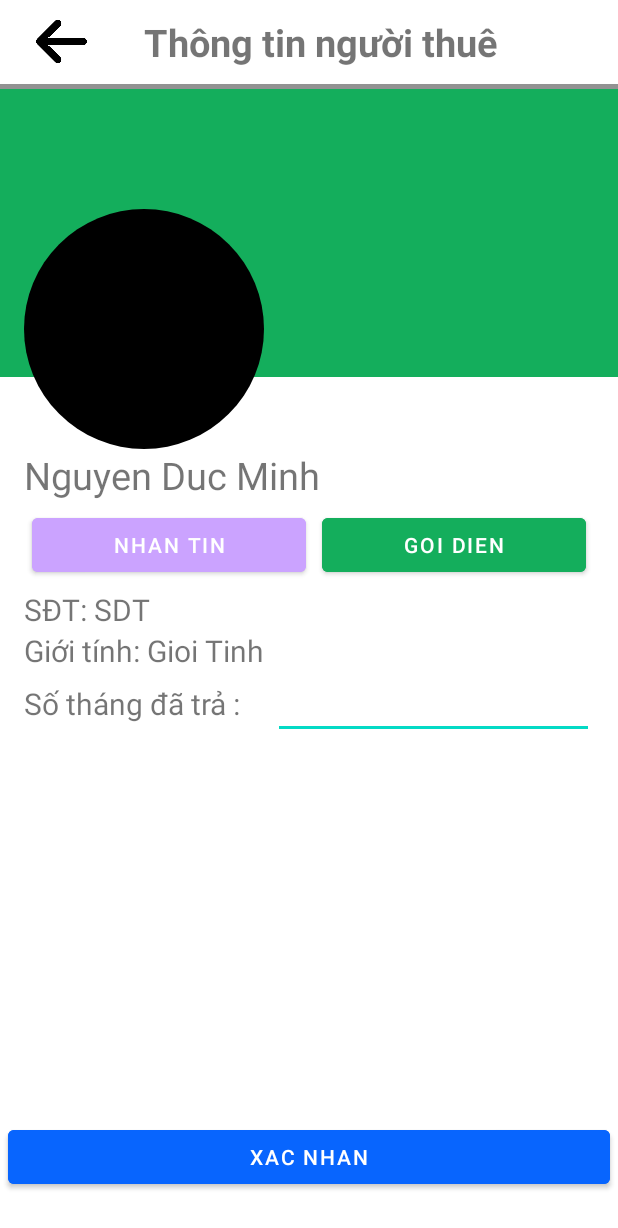
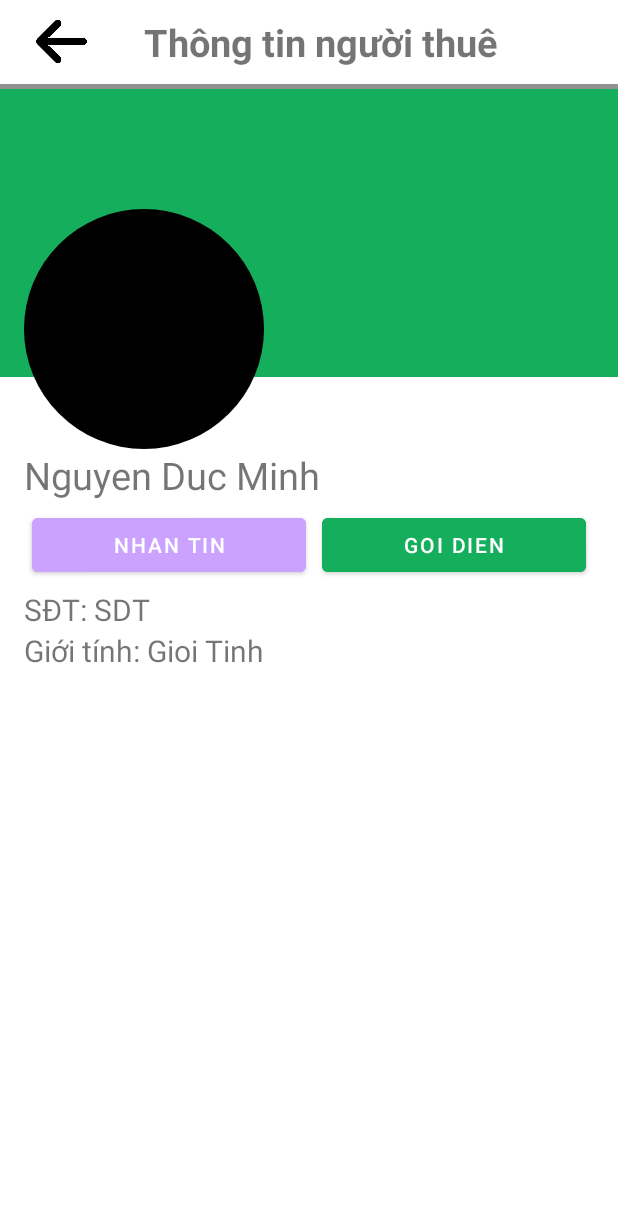
Before and after one commit to minh020103/MobileProjectApp2, an Android app: the RenterDetailActivity screen opened directly, with no data from a screen before it, on a phone screen of 412 x 824 dp. Shown: the top 1228 px of the screen. Run offline under Robolectric (Android 15) with nearby library versions, the phone set to English and light mode, and no system bars; our stand-ins replace CircleImageView; pictures from the network do not load.

Commit message:
update chi tiet thong bao

```diff
--- a/app/src/main/java/com/example/mobileprojectapp2/api/chutro/ApiServiceKiet.java
+++ b/app/src/main/java/com/example/mobileprojectapp2/api/chutro/ApiServiceKiet.java
@@ -34,4 +34,6 @@ public interface ApiServiceKiet {
     Call<List<ThongBao>> getListThongBaoTheoIdTaiKhoan(@Query("idTaiKhoanNhan") int idTaiKhoanNhan);
     @GET("api/thongbao/chitiet")
     Call<ThongBao> getChiTietThongBaoTheoId(@Query("id") int id);
+    @GET("api/thongbao/xoa")
+    Call<ThongBao> xoaThongBaoTheoId(@Query("id") int id);
 }
--- a/app/src/main/java/com/example/mobileprojectapp2/datamodel/ThongBao.java
+++ b/app/src/main/java/com/example/mobileprojectapp2/datamodel/ThongBao.java
@@ -17,6 +17,10 @@ public class ThongBao {
         this.trangThai = trangThai;
         this.nguoiGui = nguoiGui;
         this.taiKhoanNhan = taiKhoanNhan;
+    }
+
+    public ThongBao() {
+
     }
 
     public int getId() {
--- a/app/src/main/java/com/example/mobileprojectapp2/fragment/chutro/NotificationFragment.java
+++ b/app/src/main/java/com/example/mobileprojectapp2/fragment/chutro/NotificationFragment.java
@@ -74,6 +74,8 @@ public class NotificationFragment extends AbstractFragment{
     {
         Intent intent = new Intent(getActivity(), NotificationDetailActivity.class);
         intent.putExtra("id", id);
+        //intent.putExtra("thongBao",  thongBao());
+        // trangthaithongbao = 1
         startActivity(intent);
     }
 
--- a/app/src/main/res/layout/chi_tiet_nguoi_thue_layout.xml
+++ b/app/src/main/res/layout/chi_tiet_nguoi_thue_layout.xml
@@ -125,41 +125,6 @@
                        android:textSize="20sp"/>
                </LinearLayout>
 
-
-
-                <LinearLayout
-                    android:layout_width="match_parent"
-                    android:layout_height="wrap_content"
-                    android:orientation="horizontal">
-                    <TextView
-                        android:layout_width="wrap_content"
-                        android:layout_height="wrap_content"
-                        android:layout_weight="1"
-                        android:text="Số tháng đã trả :"
-                        android:textSize="20sp"/>
-                    <EditText
-                        android:id="@+id/edtSoThangDaTraNguoiThue"
-                        android:layout_width="wrap_content"
-                        android:layout_height="wrap_content"
-                        android:layout_weight="9"/>
-                </LinearLayout>
-
-            </LinearLayout>
-
-            <LinearLayout
-                android:layout_width="match_parent"
-                android:layout_height="0dp"
-                android:layout_weight="1"
-                android:orientation="horizontal">
-                <Button
-                    android:id="@+id/btnXacNhanNguoiThueChiTiet"
-                    android:layout_width="wrap_content"
-                    android:layout_height="wrap_content"
-                    android:layout_weight="5"
-                    android:text="Xac nhan"
-                    android:backgroundTint="@color/button_fb"
-                    android:layout_margin="5dp"/>
-
             </LinearLayout>
 
         </LinearLayout>
--- a/app/src/main/res/layout/chi_tiet_thong_bao_layout.xml
+++ b/app/src/main/res/layout/chi_tiet_thong_bao_layout.xml
@@ -24,7 +24,7 @@
                 android:layout_width="match_parent"
                 android:layout_height="34dp"
                 android:textStyle="bold"
-                android:text="Chi tiet thong bao"
+                android:text="Chi tiết thông báo"
                 android:gravity="center"
                 android:textSize="25sp"/>
         </RelativeLayout>
@@ -57,6 +57,7 @@
         android:gravity="center">
 
         <Button
+            android:id="@+id/btnXoaThongBaoChiTiet"
             android:layout_width="wrap_content"
             android:layout_height="wrap_content"
             android:textSize="10sp"
```
Also changed, not shown: app/src/main/java/com/example/mobileprojectapp2/activity/chutro/NotificationDetailActivity.java (+28 -0 lines), app/src/main/res/layout/chutro_fragment_notification_layout.xml (+2 -7 lines).
